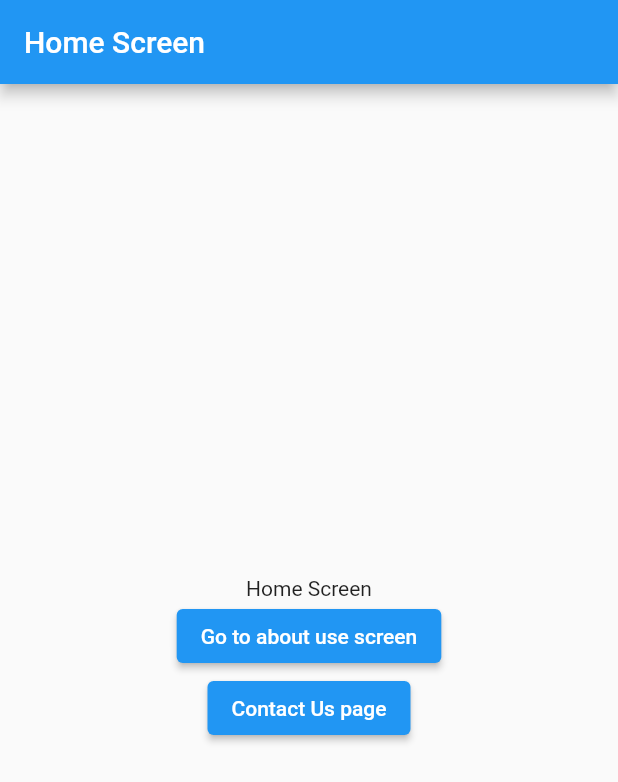
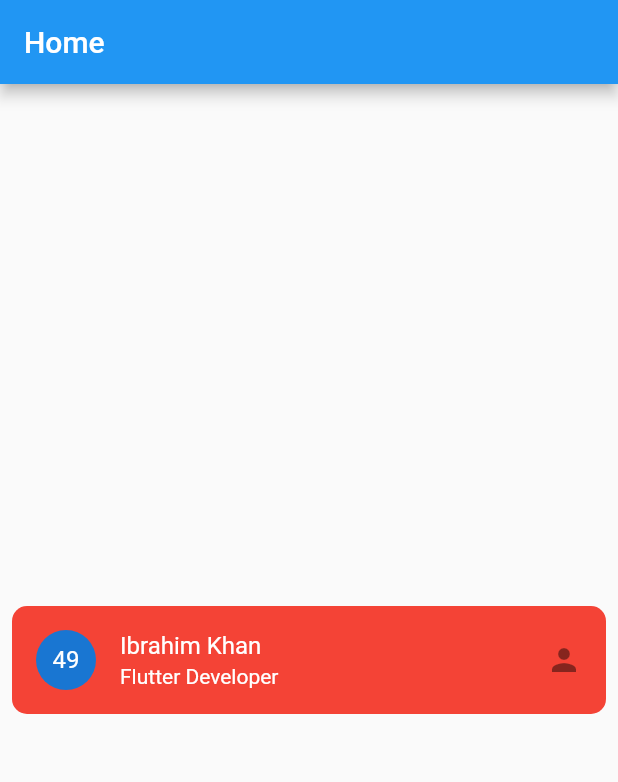
Before and after one commit to Ibrahim-K98han/flutter_resourse, a Flutter app: the screen it shows after launch, on a phone screen of 412 x 824 dp. Shown: the top 782 px of the screen. Run offline on Flutter 3.47's test engine with Material 2 defaults, Android fonts, the phone set to English and light mode, and no system bars; our stand-ins replace easy_splash_screen.

Commit message:
live class 23 1 23

```diff
--- /dev/null
+++ b/lib/live_class_23_1_23/live_class_23_1_23.dart
@@ -0,0 +1,62 @@
+import 'package:flutter/material.dart';
+
+class LiveClass23_01_23 extends StatelessWidget {
+  const LiveClass23_01_23({Key? key}) : super(key: key);
+
+  @override
+  Widget build(BuildContext context) {
+    return Scaffold(
+      appBar: AppBar(
+        title: Text('Home'),
+      ),
+      body: Center(
+        // child: Container(
+        //   width: 100,
+        //   height: 100,
+        //   child: CircularProgressIndicator(
+        //     strokeWidth: 15,
+        //     color: Colors.red,
+        //     backgroundColor: Colors.grey,
+        //     value: 0.2,
+        //     valueColor:AlwaysStoppedAnimation(Colors.orangeAccent),
+        //   ),
+        // ),
+
+
+        // child: SizedBox(
+        //   width: 300,
+        //   //height: 80,
+        //   child: LinearProgressIndicator(
+        //     minHeight: 10,
+        //     value: 0.7,
+        //     color: Colors.pink,
+        //     backgroundColor: Colors.pink.shade50,
+        //   ),
+        // ),
+
+        // child: CircleAvatar(
+        //   backgroundColor: Colors.red,
+        //   backgroundImage: AssetImage('images/star.png'),
+        //   radius: 50,
+        //   child: Icon(Icons.icecream, size: 50,),
+        // ),
+        child: Padding(
+          padding: const EdgeInsets.symmetric(horizontal: 8.0),
+          child: ListTile(
+            shape: RoundedRectangleBorder(
+              borderRadius: BorderRadius.circular(10),
+            ),
+            tileColor: Colors.red,
+            textColor: Colors.white,
+            leading: CircleAvatar(
+              child: Text('49'),
+            ),
+            title: Text('Ibrahim Khan'),
+            subtitle: Text('Flutter Developer'),
+            trailing: Icon(Icons.person),
+          ),
+        ),
+      ),
+    );
+  }
+}
--- a/lib/main.dart
+++ b/lib/main.dart
@@ -8,6 +8,7 @@ import 'foodui/constant/navigator.dart';
 import 'foodui/recip.dart';
 import 'live_class.dart';
 import 'live_class_21_1_23/live_class.dart';
+import 'live_class_23_1_23/live_class_23_1_23.dart';
 
 void main() {
   runApp(const MyApp());
@@ -23,7 +24,7 @@ class MyApp extends StatelessWidget {
       theme: ThemeData(
         primarySwatch: Colors.blue,
       ),
-      home: LiveClass21_01_23()
+      home: LiveClass23_01_23()
     );
   }
 }
```
